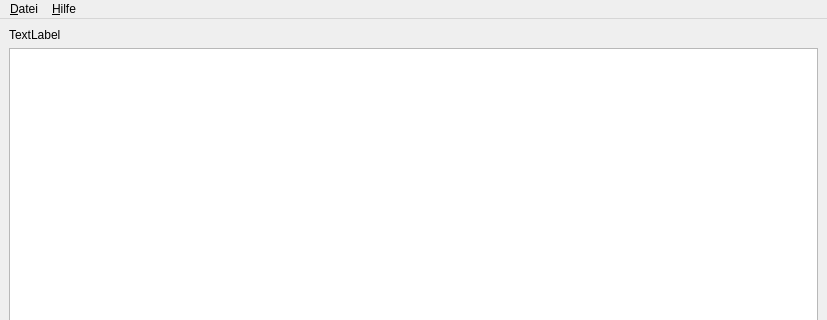
Before: the Qt Designer form forms/archivviewer.ui in crispinus2/archivviewer, drawn with Qt 5; both pictures show x 0 to 827 and y 0 to 320 of the 827 by 657 pixel window.
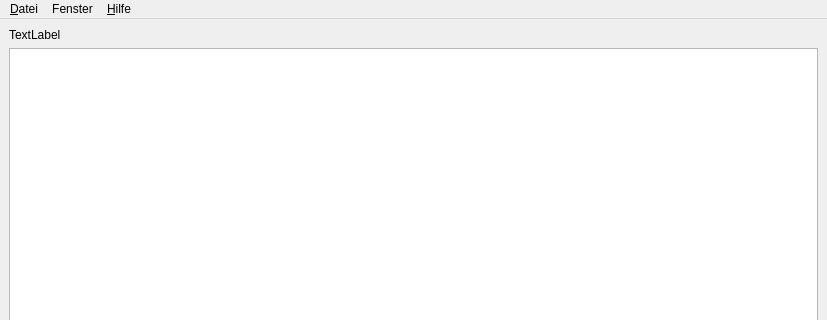
After: the same form once the commit is applied.

Commit message: Add option to set stay on top hint for window; make main window transparent if it looses focus and is on top. Allow configuration of client lib via Patientenakte.cnf in script's directory.

```diff
--- a/forms/archivviewer.ui
+++ b/forms/archivviewer.ui
@@ -115,7 +115,14 @@
     </property>
     <addaction name="action_about"/>
    </widget>
+   <widget class="QMenu" name="menuFenster">
+    <property name="title">
+     <string>Fenster</string>
+    </property>
+    <addaction name="actionStayOnTop"/>
+   </widget>
    <addaction name="menu_Datei"/>
+   <addaction name="menuFenster"/>
    <addaction name="menu_Hilfe"/>
   </widget>
   <widget class="QStatusBar" name="statusbar"/>
```
Left out of the diff: 8 changed lines with no effect on the pictures. The commit also changes 2 other files.
